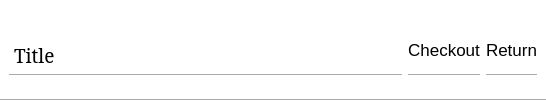
This is bookwidget.ui in sbadame/checkout as Qt 5 draws it before an edit. The edited form follows.
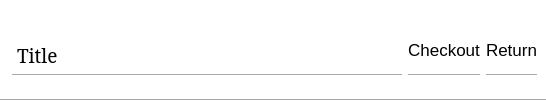
This is the edited form.

The edit to the form file:
```diff
--- a/bookwidget.ui
+++ b/bookwidget.ui
@@ -99,7 +99,8 @@
          <bool>false</bool>
         </property>
         <property name="styleSheet">
-         <string notr="true">margin-top: 3px;</string>
+         <string notr="true">margin-top: 3px;
+margin-left: 3px;</string>
         </property>
         <property name="text">
          <string>Title</string>
```
